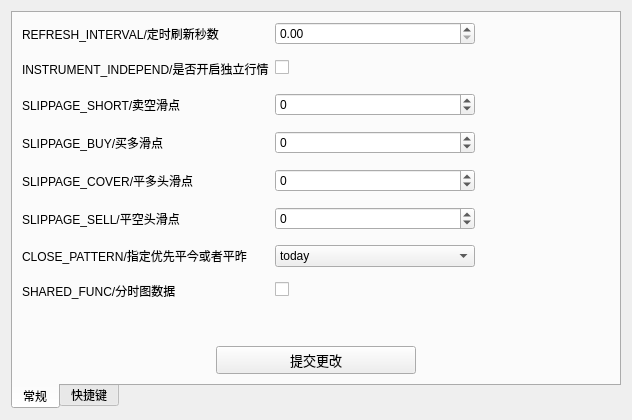
Above: app/ui/config.ui from ctpbee/ctpbee_desktop before the change. Below: the same form after it.
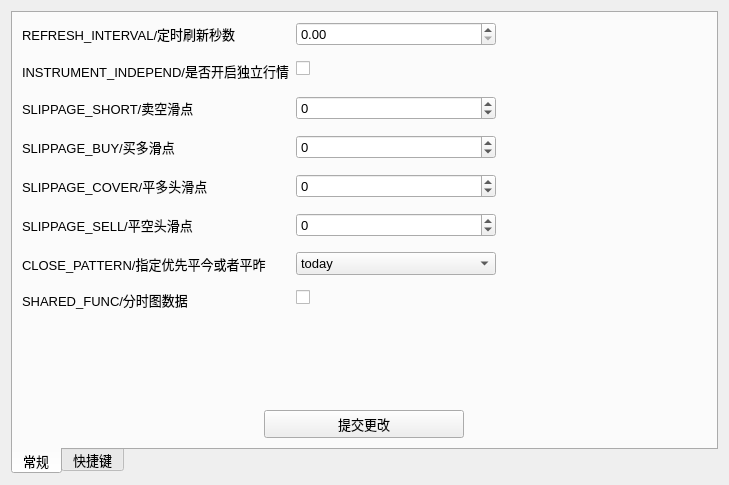
That is the form after the change. Icons and pictures are not drawn.

What changed in the file:
```diff
--- a/app/ui/config.ui
+++ b/app/ui/config.ui
@@ -6,8 +6,8 @@
    <rect>
     <x>0</x>
     <y>0</y>
-    <width>632</width>
-    <height>420</height>
+    <width>729</width>
+    <height>485</height>
    </rect>
   </property>
   <property name="minimumSize">
@@ -39,7 +39,7 @@
     <widget class="QTabWidget" name="tabWidget">
      <property name="font">
       <font>
-       <pointsize>9</pointsize>
+       <pointsize>10</pointsize>
       </font>
      </property>
      <property name="focusPolicy">
@@ -77,7 +77,7 @@
           <widget class="QLabel" name="label">
            <property name="font">
             <font>
-             <pointsize>9</pointsize>
+             <pointsize>10</pointsize>
             </font>
            </property>
            <property name="text">
@@ -95,7 +95,7 @@
            </property>
            <property name="font">
             <font>
-             <pointsize>9</pointsize>
+             <pointsize>10</pointsize>
             </font>
            </property>
           </widget>
@@ -104,7 +104,7 @@
           <widget class="QLabel" name="label_2">
            <property name="font">
             <font>
-             <pointsize>9</pointsize>
+             <pointsize>10</pointsize>
             </font>
            </property>
            <property name="text">
@@ -116,7 +116,7 @@
           <widget class="QCheckBox" name="INSTRUMENT_INDEPEND">
            <property name="font">
             <font>
-             <pointsize>9</pointsize>
+             <pointsize>10</pointsize>
             </font>
            </property>
            <property name="text">
@@ -128,7 +128,7 @@
           <widget class="QLabel" name="label_3">
            <property name="font">
             <font>
-             <pointsize>9</pointsize>
+             <pointsize>10</pointsize>
             </font>
            </property>
            <property name="text">
@@ -146,7 +146,7 @@
            </property>
            <property name="font">
             <font>
-             <pointsize>9</pointsize>
+             <pointsize>10</pointsize>
             </font>
            </property>
            <property name="minimum">
@@ -161,7 +161,7 @@
           <widget class="QLabel" name="label_4">
            <property name="font">
             <font>
-             <pointsize>9</pointsize>
+             <pointsize>10</pointsize>
             </font>
            </property>
            <property name="text">
@@ -179,7 +179,7 @@
            </property>
            <property name="font">
             <font>
-             <pointsize>9</pointsize>
+             <pointsize>10</pointsize>
             </font>
            </property>
            <property name="minimum">
@@ -194,7 +194,7 @@
           <widget class="QLabel" name="label_5">
            <property name="font">
             <font>
-             <pointsize>9</pointsize>
+             <pointsize>10</pointsize>
             </font>
            </property>
            <property name="text">
@@ -212,7 +212,7 @@
            </property>
            <property name="font">
             <font>
-             <pointsize>9</pointsize>
+             <pointsize>10</pointsize>
             </font>
            </property>
            <property name="minimum">
@@ -227,7 +227,7 @@
           <widget class="QLabel" name="label_6">
            <property name="font">
             <font>
-             <pointsize>9</pointsize>
+             <pointsize>10</pointsize>
             </font>
            </property>
            <property name="text">
@@ -245,7 +245,7 @@
            </property>
            <property name="font">
             <font>
-             <pointsize>9</pointsize>
+             <pointsize>10</pointsize>
             </font>
            </property>
            <property name="minimum">
@@ -260,7 +260,7 @@
           <widget class="QLabel" name="label_7">
            <property name="font">
             <font>
-             <pointsize>9</pointsize>
+             <pointsize>10</pointsize>
             </font>
            </property>
            <property name="text">
@@ -278,7 +278,7 @@
            </property>
            <property name="font">
             <font>
-             <pointsize>9</pointsize>
+             <pointsize>10</pointsize>
             </font>
            </property>
            <item>
@@ -297,7 +297,7 @@
           <widget class="QLabel" name="label_8">
            <property name="font">
             <font>
-             <pointsize>9</pointsize>
+             <pointsize>10</pointsize>
             </font>
            </property>
            <property name="text">
@@ -309,7 +309,7 @@
           <widget class="QCheckBox" name="SHARED_FUNC">
            <property name="font">
             <font>
-             <pointsize>9</pointsize>
+             <pointsize>10</pointsize>
             </font>
            </property>
            <property name="text">
```
